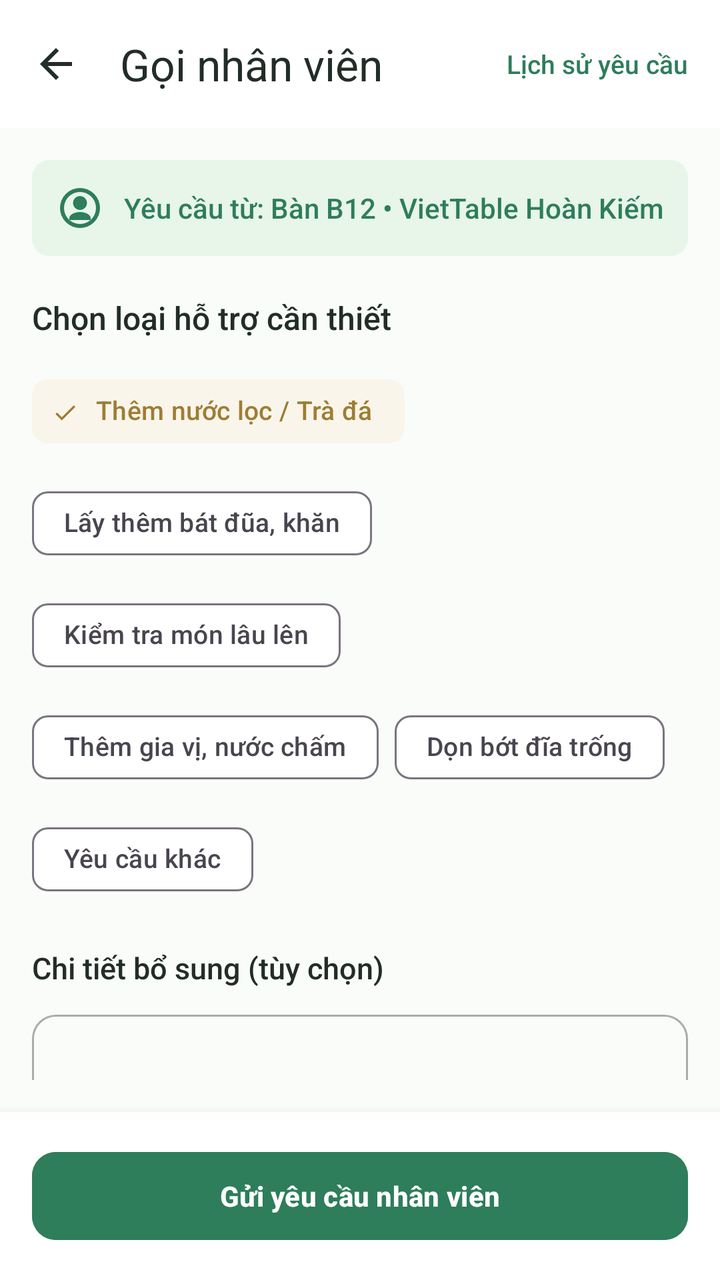
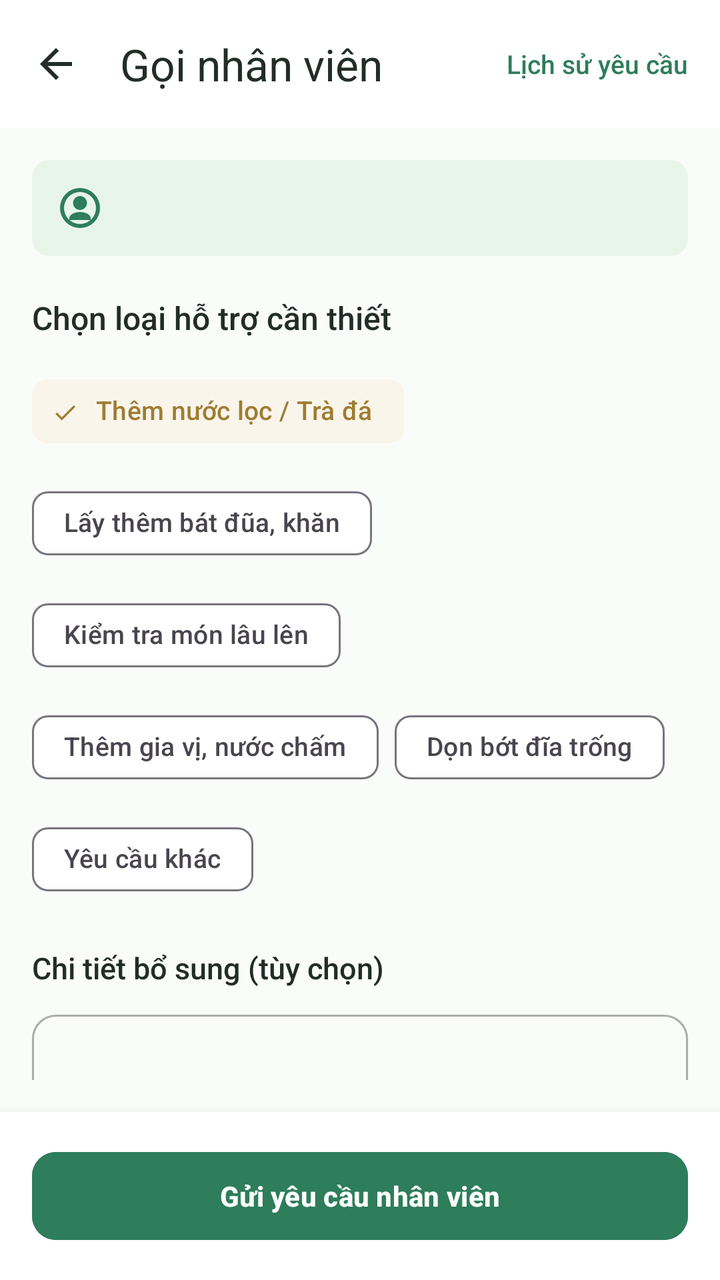

Screens rendered from an Android XML layout before and after an edit, with the pre-edit source and the edit as a unified diff.
<!-- AndroidManifest.xml: application theme Theme.VietTable -->
<!-- res/layout/fragment_call_staff.xml -->
<?xml version="1.0" encoding="utf-8"?>
<androidx.coordinatorlayout.widget.CoordinatorLayout xmlns:android="http://schemas.android.com/apk/res/android"
    xmlns:app="http://schemas.android.com/apk/res-auto"
    android:layout_width="match_parent"
    android:layout_height="match_parent"
    android:background="@color/colorBackground">

    <com.google.android.material.appbar.AppBarLayout
        android:layout_width="match_parent"
        android:layout_height="wrap_content"
        android:background="@color/colorSurface"
        app:elevation="0dp">

        <com.google.android.material.appbar.MaterialToolbar
            android:id="@+id/toolbar"
            android:layout_width="match_parent"
            android:layout_height="?attr/actionBarSize"
            app:navigationIcon="@drawable/ic_back"
            app:navigationIconTint="@color/colorTextPrimary"
            app:title="Gọi nhân viên"
            app:titleTextColor="@color/colorTextPrimary">

            <TextView
                android:id="@+id/btnViewServiceHistory"
                android:layout_width="wrap_content"
                android:layout_height="wrap_content"
                android:layout_gravity="end"
                android:layout_marginEnd="16dp"
                android:fontFamily="sans-serif-medium"
                android:text="Lịch sử yêu cầu"
                android:textColor="@color/colorPrimary"
                android:textSize="13sp" />
        </com.google.android.material.appbar.MaterialToolbar>
    </com.google.android.material.appbar.AppBarLayout>

    <androidx.core.widget.NestedScrollView
        android:layout_width="match_parent"
        android:layout_height="match_parent"
        android:paddingBottom="100dp"
        app:layout_behavior="@string/appbar_scrolling_view_behavior">

        <LinearLayout
            android:layout_width="match_parent"
            android:layout_height="wrap_content"
            android:orientation="vertical"
            android:padding="16dp">

            
            <LinearLayout
                android:layout_width="match_parent"
                android:layout_height="wrap_content"
                android:background="@drawable/bg_badge"
                android:backgroundTint="#E8F5E9"
                android:gravity="center_vertical"
                android:orientation="horizontal"
                android:padding="12dp">

                <ImageView
                    android:layout_width="24dp"
                    android:layout_height="24dp"
                    android:src="@drawable/ic_service_staff"
                    app:tint="@color/colorPrimary" />

                <TextView
                    android:id="@+id/tvStaffTableInfo"
                    android:layout_width="wrap_content"
                    android:layout_height="wrap_content"
                    android:layout_marginStart="10dp"
                    android:fontFamily="sans-serif-medium"
                    android:text="Yêu cầu từ: Bàn B12 • VietTable Hoàn Kiếm"
                    android:textColor="@color/colorPrimary"
                    android:textSize="14sp" />
            </LinearLayout>

            <TextView
                android:layout_width="wrap_content"
                android:layout_height="wrap_content"
                android:layout_marginTop="20dp"
                android:fontFamily="sans-serif-medium"
                android:text="Chọn loại hỗ trợ cần thiết"
                android:textColor="@color/colorTextPrimary"
                android:textSize="16sp" />

            
            <com.google.android.material.chip.ChipGroup
                android:id="@+id/chipGroupService"
                android:layout_width="match_parent"
                android:layout_height="wrap_content"
                android:layout_marginTop="12dp"
                app:chipSpacing="8dp"
                app:singleSelection="true">

                <com.google.android.material.chip.Chip
                    android:id="@+id/chipWater"
                    style="@style/Widget.Material3.Chip.Filter"
                    android:layout_width="wrap_content"
                    android:layout_height="wrap_content"
                    android:checked="true"
                    android:text="Thêm nước lọc / Trà đá"
                    android:textSize="13sp" />

                <com.google.android.material.chip.Chip
                    android:id="@+id/chipCutlery"
                    style="@style/Widget.Material3.Chip.Filter"
                    android:layout_width="wrap_content"
                    android:layout_height="wrap_content"
                    android:text="Lấy thêm bát đũa, khăn"
                    android:textSize="13sp" />

                <com.google.android.material.chip.Chip
                    android:id="@+id/chipFoodSupport"
                    style="@style/Widget.Material3.Chip.Filter"
                    android:layout_width="wrap_content"
                    android:layout_height="wrap_content"
                    android:text="Kiểm tra món lâu lên"
                    android:textSize="13sp" />

                <com.google.android.material.chip.Chip
                    android:id="@+id/chipSauce"
                    style="@style/Widget.Material3.Chip.Filter"
                    android:layout_width="wrap_content"
                    android:layout_height="wrap_content"
                    android:text="Thêm gia vị, nước chấm"
                    android:textSize="13sp" />

                <com.google.android.material.chip.Chip
                    android:id="@+id/chipClearTable"
                    style="@style/Widget.Material3.Chip.Filter"
                    android:layout_width="wrap_content"
                    android:layout_height="wrap_content"
                    android:text="Dọn bớt đĩa trống"
                    android:textSize="13sp" />

                <com.google.android.material.chip.Chip
                    android:id="@+id/chipOther"
                    style="@style/Widget.Material3.Chip.Filter"
                    android:layout_width="wrap_content"
                    android:layout_height="wrap_content"
                    android:text="Yêu cầu khác"
                    android:textSize="13sp" />
            </com.google.android.material.chip.ChipGroup>

            
            <TextView
                android:layout_width="wrap_content"
                android:layout_height="wrap_content"
                android:layout_marginTop="20dp"
                android:fontFamily="sans-serif-medium"
                android:text="Chi tiết bổ sung (tùy chọn)"
                android:textColor="@color/colorTextPrimary"
                android:textSize="15sp" />

            <com.google.android.material.textfield.TextInputLayout
                android:id="@+id/tilServiceNote"
                style="@style/Widget.MaterialComponents.TextInputLayout.OutlinedBox"
                android:layout_width="match_parent"
                android:layout_height="wrap_content"
                android:layout_marginTop="8dp"
                android:hint="Ví dụ: Xin thêm 2 đôi đũa và đá viên"
                app:boxCornerRadiusBottomEnd="12dp"
                app:boxCornerRadiusBottomStart="12dp"
                app:boxCornerRadiusTopEnd="12dp"
                app:boxCornerRadiusTopStart="12dp">

                <com.google.android.material.textfield.TextInputEditText
                    android:id="@+id/etServiceNote"
                    android:layout_width="match_parent"
                    android:layout_height="wrap_content"
                    android:inputType="textMultiLine"
                    android:lines="3"
                    android:textSize="14sp" />
            </com.google.android.material.textfield.TextInputLayout>

        </LinearLayout>
    </androidx.core.widget.NestedScrollView>

    
    <LinearLayout
        android:tag="safe_bottom"
        android:layout_width="match_parent"
        android:layout_height="wrap_content"
        android:layout_gravity="bottom"
        android:background="@color/colorSurface"
        android:elevation="8dp"
        android:padding="16dp">

        <com.google.android.material.button.MaterialButton
            android:id="@+id/btnSubmitCallStaff"
            style="@style/Widget.VietTable.Button.Primary"
            android:layout_width="match_parent"
            android:layout_height="52dp"
            android:text="Gửi yêu cầu nhân viên" />
    </LinearLayout>

</androidx.coordinatorlayout.widget.CoordinatorLayout>
<!-- resources referenced by this layout -->
<resources>
  <color name="colorBackground">#FAFCFA</color>
  <color name="colorPrimary">#2E7D5B</color>
  <color name="colorSurface">#FFFFFF</color>
  <color name="colorTextPrimary">#222D27</color>
  <style name="Theme.VietTable" parent="Base.Theme.VietTable" />
  <color name="surface">#FFFFFF</color>
  <color name="divider">#E9EFEB</color>
  <dimen name="btn_height_primary">52dp</dimen>
  <dimen name="radius_medium">12dp</dimen>
  <style name="Base.Theme.VietTable" parent="Theme.Material3.Light.NoActionBar">
          
          <item name="colorPrimary">@color/primary</item>
          <item name="colorPrimaryDark">@color/primary_dark</item>
          <item name="colorOnPrimary">@color/on_primary</item>
          <item name="colorPrimaryContainer">@color/primary_container</item>
          <item name="colorOnPrimaryContainer">@color/on_primary_container</item>
  
          <item name="colorSecondary">@color/accent_gold</item>
          <item name="colorOnSecondary">@color/white</item>
          <item name="colorSecondaryContainer">@color/accent_gold_container</item>
          <item name="colorOnSecondaryContainer">@color/accent_gold_dark</item>
  
          <item name="android:colorBackground">@color/bg_cream</item>
          <item name="colorSurface">@color/surface</item>
          <item name="colorOnSurface">@color/text_primary</item>
          <item name="colorSurfaceVariant">@color/surface_variant</item>
  
          <item name="colorError">@color/semantic_error</item>
          <item name="colorOnError">@color/white</item>
  
          
          <item name="android:statusBarColor">@android:color/transparent</item>
          <item name="android:windowLightStatusBar">true</item>
          <item name="android:navigationBarColor">@android:color/transparent</item>
          <item name="android:windowLightNavigationBar">true</item>
  
          
          <item name="colorAccent">@color/primary</item>
          <item name="alertDialogTheme">@style/ThemeOverlay.VietTable.Dialog.Alert</item>
          <item name="materialAlertDialogTheme">@style/ThemeOverlay.VietTable.MaterialAlertDialog</item>
          <item name="buttonBarPositiveButtonStyle">@style/Widget.VietTable.Dialog.Button.Positive</item>
          <item name="buttonBarNegativeButtonStyle">@style/Widget.VietTable.Dialog.Button.Negative</item>
          <item name="buttonBarNeutralButtonStyle">@style/Widget.VietTable.Dialog.Button.Neutral</item>
          <item name="materialButtonStyle">@style/Widget.VietTable.Button.Primary</item>
          <item name="materialButtonOutlinedStyle">@style/Widget.VietTable.Button.Outlined</item>
          <item name="borderlessButtonStyle">@style/Widget.VietTable.Button.Text</item>
          <item name="materialCardViewStyle">@style/Widget.VietTable.Card</item>
          <item name="textInputStyle">@style/Widget.VietTable.TextInputLayout</item>
          <item name="toolbarStyle">@style/Widget.VietTable.Toolbar</item>
          <item name="bottomNavigationStyle">@style/Widget.VietTable.BottomNavigationView</item>
      </style>
  <dimen name="text_button">14sp</dimen>
  <color name="primary">#2E7D5B</color>
  <color name="primary_dark">#24654A</color>
  <color name="on_primary">#FFFFFF</color>
  <color name="primary_container">#EEF7F2</color>
  <color name="on_primary_container">#1B4E38</color>
  <color name="accent_gold">#CCA862</color>
  <color name="white">#FFFFFFFF</color>
  <color name="accent_gold_container">#FAF5EB</color>
  <color name="accent_gold_dark">#9E7D33</color>
  <color name="bg_cream">#FAFCFA</color>
  <color name="text_primary">#222D27</color>
  <color name="surface_variant">#F3F7F5</color>
  <color name="semantic_error">#D32F2F</color>
  <color name="text_secondary">#68766E</color>
  <color name="transparent">#00000000</color>
  <dimen name="radius_large">16dp</dimen>
  <dimen name="card_elevation">1.5dp</dimen>
  <dimen name="card_stroke_width">1dp</dimen>
  <!-- unchanged entries left out for length: 20 -->
</resources>

<!-- the commit's change to res/layout/fragment_call_staff.xml (unified diff, before → after) -->
@@ -67,7 +67,7 @@
                     android:layout_height="wrap_content"
                     android:layout_marginStart="10dp"
                     android:fontFamily="sans-serif-medium"
-                    android:text="Yêu cầu từ: Bàn B12 • VietTable Hoàn Kiếm"
+                    android:text=""
                     android:textColor="@color/colorPrimary"
                     android:textSize="14sp" />
             </LinearLayout>
<!-- resource entries referenced after the edit -->
@@ -34,7 +34,6 @@
           <item name="android:statusBarColor">@android:color/transparent</item>
           <item name="android:windowLightStatusBar">true</item>
           <item name="android:navigationBarColor">@android:color/transparent</item>
-          <item name="android:windowLightNavigationBar">true</item>
   
           
           <item name="colorAccent">@color/primary</item>
